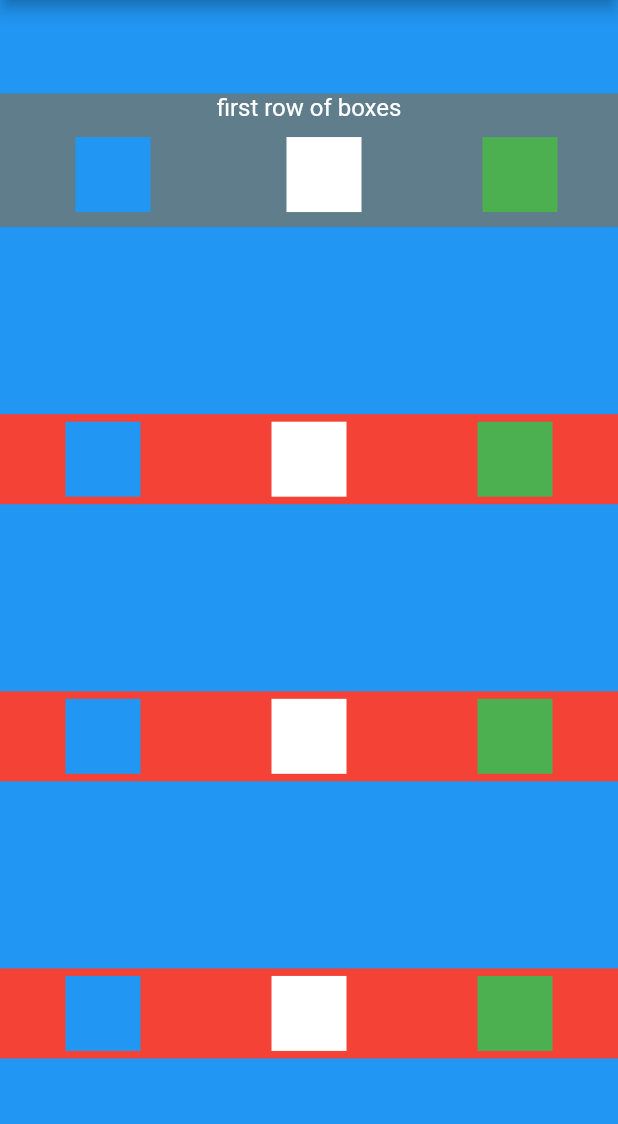
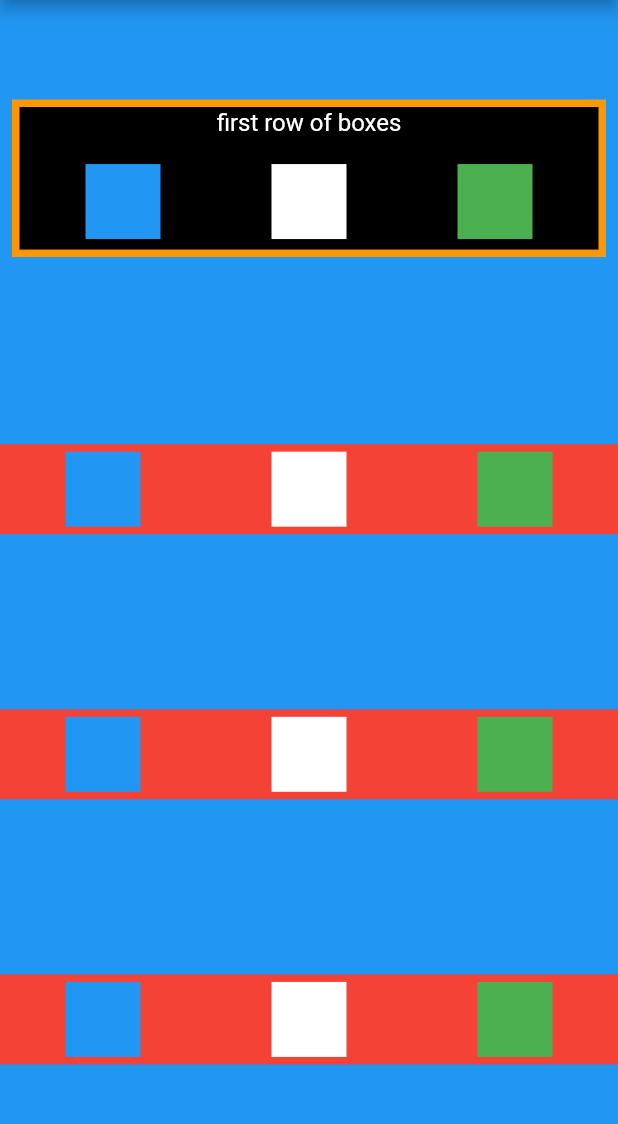
Before and after one commit to tdygert/rows_and_columns_exercise, a Flutter app: the screen it shows after launch, on a phone screen of 412 x 824 dp, the part 84-1208 px from its top. Run offline on Flutter 3.47's test engine with Material 2 defaults, Android fonts, the phone set to English and light mode, and no system bars.

Commit message:
got border working

```diff
--- a/lib/main.dart
+++ b/lib/main.dart
@@ -24,14 +24,19 @@ class MyApp extends StatelessWidget {
               SizedBox(
                 width: double.infinity,
                 // height: 60,
+                child: Padding(
+                  padding: const EdgeInsets.all(8.0),
                   child: DecoratedBox(
-                    decoration: BoxDecoration(color: Colors.blueGrey),
+                      decoration: BoxDecoration(
+                          border: Border.all(width: 5, color: Colors.orange),
+                          color: Colors.black),
                       child: Column(
                         children: <Widget>[
                           Row(
                             mainAxisAlignment: MainAxisAlignment.center,
                             children: <Widget>[
                               Container(
+                                padding: EdgeInsets.all(6),
                                 child: Center(
                                   child: Text(
                                     'first row of boxes',
@@ -42,11 +47,13 @@ class MyApp extends StatelessWidget {
                               )
                             ],
                           ),
-                        Row(
+                          Padding(
+                            padding: const EdgeInsets.all(12.0),
+                            child: Row(
                               mainAxisAlignment: MainAxisAlignment.spaceAround,
                               children: <Widget>[
                                 Container(
-                              margin: EdgeInsets.all(10),
+                                  //  margin: EdgeInsets.all(10),
                                   height: 50,
                                   width: 50,
                                   color: Colors.blue,
@@ -63,8 +70,10 @@ class MyApp extends StatelessWidget {
                                 ),
                               ],
                             ),
+                          ),
                         ],
                       )),
+                ),
               ),
               SizedBox(
                 width: double.infinity,
```
Lines whose indentation alone changed are shown as unchanged.
